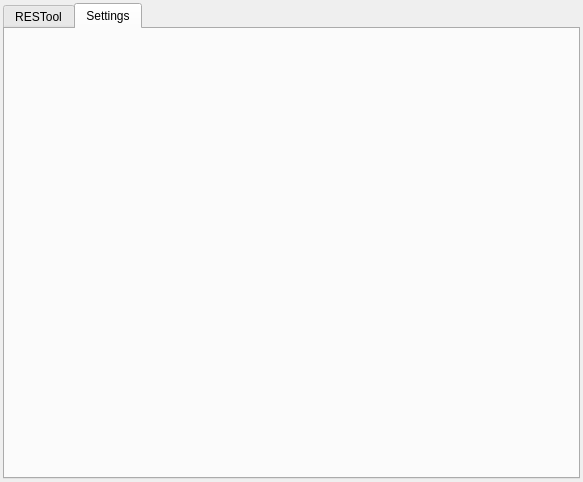
This is RESTool/ui/design_v2.ui in nikolak/RESTool as Qt 5 draws it before an edit. The edited form follows.
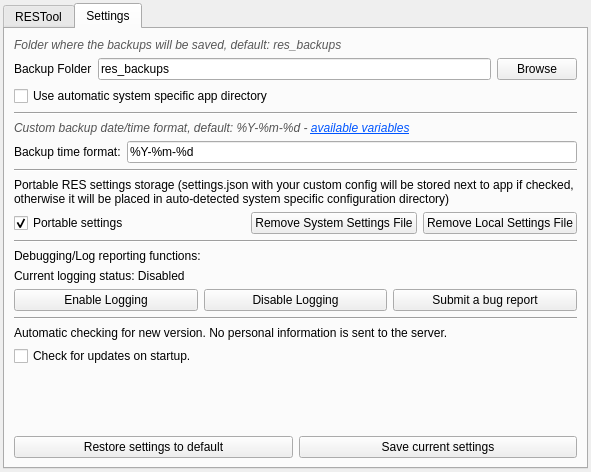
This is the edited form. The open tabs and pages were chosen to show the change.

Commit message: Add settings tab and implement all settings methods. Backing up, due to customization, has been moved to parent Browser class instead of individual browser classes.

The edit to the form file:
```diff
--- a/RESTool/ui/design_v2.ui
+++ b/RESTool/ui/design_v2.ui
@@ -6,8 +6,8 @@
    <rect>
     <x>0</x>
     <y>0</y>
-    <width>583</width>
-    <height>482</height>
+    <width>591</width>
+    <height>472</height>
    </rect>
   </property>
   <property name="windowTitle">
@@ -359,6 +359,265 @@
        <attribute name="title">
         <string>Settings</string>
        </attribute>
+       <layout class="QVBoxLayout" name="verticalLayout_4">
+        <item>
+         <layout class="QVBoxLayout" name="BackupFolderLayout">
+          <item>
+           <layout class="QVBoxLayout" name="BackupFolderLayout_2">
+            <item>
+             <widget class="QLabel" name="StaticBackupFolderDescLabel">
+              <property name="text">
+               <string>&lt;html&gt;&lt;head/&gt;&lt;body&gt;&lt;p&gt;&lt;span style=&quot; font-style:italic; color:#585858;&quot;&gt;Folder where the backups will be saved, default: res_backups&lt;/span&gt;&lt;/p&gt;&lt;/body&gt;&lt;/html&gt;</string>
+              </property>
+             </widget>
+            </item>
+            <item>
+             <layout class="QHBoxLayout" name="BackupFolderLayout_3">
+              <item>
+               <widget class="QLabel" name="StaticBackupFolderLabel">
+                <property name="text">
+                 <string>Backup Folder</string>
+                </property>
+               </widget>
+              </item>
+              <item>
+               <widget class="QLineEdit" name="lneBackupFolder">
+                <property name="text">
+                 <string>res_backups</string>
+                </property>
+               </widget>
+              </item>
+              <item>
+               <widget class="QPushButton" name="btnBrowseBackupsFolder">
+                <property name="text">
+                 <string>Browse</string>
+                </property>
+               </widget>
+              </item>
+             </layout>
+            </item>
+            <item>
+             <widget class="QCheckBox" name="chkAutomaticBakFolder">
+              <property name="text">
+               <string>Use automatic system specific app directory</string>
+              </property>
+             </widget>
+            </item>
+           </layout>
+          </item>
+         </layout>
+        </item>
+        <item>
+         <widget class="Line" name="SettingsDividerLine">
+          <property name="orientation">
+           <enum>Qt::Horizontal</enum>
+          </property>
+         </widget>
+        </item>
+        <item>
+         <layout class="QVBoxLayout" name="BackupDateFormatLayout">
+          <item>
+           <widget class="QLabel" name="StaticBackupDateFormatDescLabel">
+            <property name="text">
+             <string>&lt;html&gt;&lt;head/&gt;&lt;body&gt;&lt;p&gt;&lt;span style=&quot; font-style:italic; color:#535353;&quot;&gt;Custom backup date/time format, default: %Y-%m-%d - &lt;/span&gt;&lt;a href=&quot;https://docs.python.org/2/library/datetime.html#strftime-and-strptime-behavior&quot;&gt;&lt;span style=&quot; font-style:italic; text-decoration: underline; color:#0055ff;&quot;&gt;available variables&lt;/span&gt;&lt;/a&gt;&lt;/p&gt;&lt;/body&gt;&lt;/html&gt;</string>
+            </property>
+           </widget>
+          </item>
+          <item>
+           <layout class="QHBoxLayout" name="BackupDateFormatLayout_2">
+            <item>
+             <widget class="QLabel" name="StaticBackupDateFormatLabel">
+              <property name="text">
+               <string>Backup time format:</string>
+              </property>
+             </widget>
+            </item>
+            <item>
+             <widget class="QLineEdit" name="lneBackupTimeFormat">
+              <property name="text">
+               <string>%Y-%m-%d</string>
+              </property>
+             </widget>
+            </item>
+           </layout>
+          </item>
+         </layout>
+        </item>
+        <item>
+         <widget class="Line" name="SettingsDividerLine_2">
+          <property name="orientation">
+           <enum>Qt::Horizontal</enum>
+          </property>
+         </widget>
+        </item>
+        <item>
+         <layout class="QVBoxLayout" name="PortableSettingsFormatLayout">
+          <item>
+           <widget class="QLabel" name="StaticPortableSettingsDescLabel">
+            <property name="text">
+             <string>&lt;html&gt;&lt;head/&gt;&lt;body&gt;&lt;p&gt;Portable RES settings storage (settings.json with your custom config will be stored next to app if checked, otherwise it will be placed in auto-detected system specific configuration directory)&lt;/p&gt;&lt;/body&gt;&lt;/html&gt;</string>
+            </property>
+            <property name="wordWrap">
+             <bool>true</bool>
+            </property>
+           </widget>
+          </item>
+          <item>
+           <layout class="QHBoxLayout" name="horizontalLayout_2">
+            <item>
+             <widget class="QCheckBox" name="chkPortableSettings">
+              <property name="text">
+               <string>Portable settings</string>
+              </property>
+              <property name="checked">
+               <bool>true</bool>
+              </property>
+             </widget>
+            </item>
+            <item>
+             <spacer name="horizontalSpacer">
+              <property name="orientation">
+               <enum>Qt::Horizontal</enum>
+              </property>
+              <property name="sizeHint" stdset="0">
+               <size>
+                <width>40</width>
+                <height>20</height>
+               </size>
+              </property>
+             </spacer>
+            </item>
+            <item>
+             <widget class="QPushButton" name="btnRemoveSystemConfig">
+              <property name="text">
+               <string>Remove System Settings File</string>
+              </property>
+             </widget>
+            </item>
+            <item>
+             <widget class="QPushButton" name="btnRemoveLocalConfig">
+              <property name="text">
+               <string>Remove Local Settings File</string>
+              </property>
+             </widget>
+            </item>
+           </layout>
+          </item>
+         </layout>
+        </item>
+        <item>
+         <widget class="Line" name="SettingsDividerLine_3">
+          <property name="orientation">
+           <enum>Qt::Horizontal</enum>
+          </property>
+         </widget>
+        </item>
+        <item>
+         <layout class="QVBoxLayout" name="DebuggingSettingsLayout">
+          <item>
+           <widget class="QLabel" name="StaticDebuggingSettingsLabel">
+            <property name="text">
+             <string>Debugging/Log reporting functions:</string>
+            </property>
+           </widget>
+          </item>
+          <item>
+           <widget class="QLabel" name="DebuggingStatusLabel">
+            <property name="text">
+             <string>Current logging status: Disabled</string>
+            </property>
+           </widget>
+          </item>
+          <item>
+           <layout class="QHBoxLayout" name="DebuggingSettingsLayout_2">
+            <item>
+             <widget class="QPushButton" name="btnEnableLogging">
+              <property name="text">
+               <string>Enable Logging</string>
+              </property>
+             </widget>
+            </item>
+            <item>
+             <widget class="QPushButton" name="btnDisableLogging">
+              <property name="text">
+               <string>Disable Logging</string>
+              </property>
+             </widget>
+            </item>
+            <item>
+             <widget class="QPushButton" name="btnSubmitBug">
+              <property name="text">
+               <string>Submit a bug report</string>
+              </property>
+             </widget>
+            </item>
+           </layout>
+          </item>
+         </layout>
+        </item>
+        <item>
+         <widget class="Line" name="SettingsDividerLine_4">
+          <property name="orientation">
+           <enum>Qt::Horizontal</enum>
+          </property>
+         </widget>
+        </item>
+        <item>
+         <layout class="QVBoxLayout" name="AutomaticUpdateLayer">
+          <item>
+           <widget class="QLabel" name="StaticAutomaticUpdatesDescLabel">
+            <property name="text">
+             <string>&lt;html&gt;&lt;head/&gt;&lt;body&gt;&lt;p&gt;Automatic checking for new version. No personal information is sent to the server.&lt;/p&gt;&lt;/body&gt;&lt;/html&gt;</string>
+            </property>
+            <property name="wordWrap">
+             <bool>true</bool>
+            </property>
+           </widget>
+          </item>
+          <item>
+           <widget class="QCheckBox" name="chkAutomaticUpdates">
+            <property name="text">
+             <string>Check for updates on startup.</string>
+            </property>
+            <property name="checked">
+             <bool>false</bool>
+            </property>
+           </widget>
+          </item>
+         </layout>
+        </item>
+        <item>
+         <spacer name="verticalSpacer">
+          <property name="orientation">
+           <enum>Qt::Vertical</enum>
+          </property>
+          <property name="sizeHint" stdset="0">
+           <size>
+            <width>20</width>
+            <height>40</height>
+           </size>
+          </property>
+         </spacer>
+        </item>
+        <item>
+         <layout class="QHBoxLayout" name="SettingsButtonsLayout">
+          <item>
+           <widget class="QPushButton" name="btnRestoreSettings">
+            <property name="text">
+             <string>Restore settings to default</string>
+            </property>
+           </widget>
+          </item>
+          <item>
+           <widget class="QPushButton" name="btnSaveSettings">
+            <property name="text">
+             <string>Save current settings</string>
+            </property>
+           </widget>
+          </item>
+         </layout>
+        </item>
+       </layout>
       </widget>
      </widget>
     </item>
```
Left out of the diff: 63 changed lines with no effect on the pictures. The commit also changes 9 other files.
